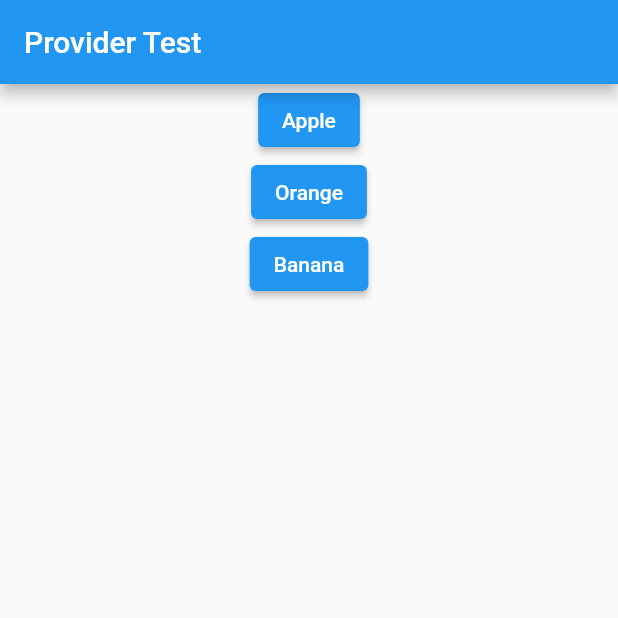
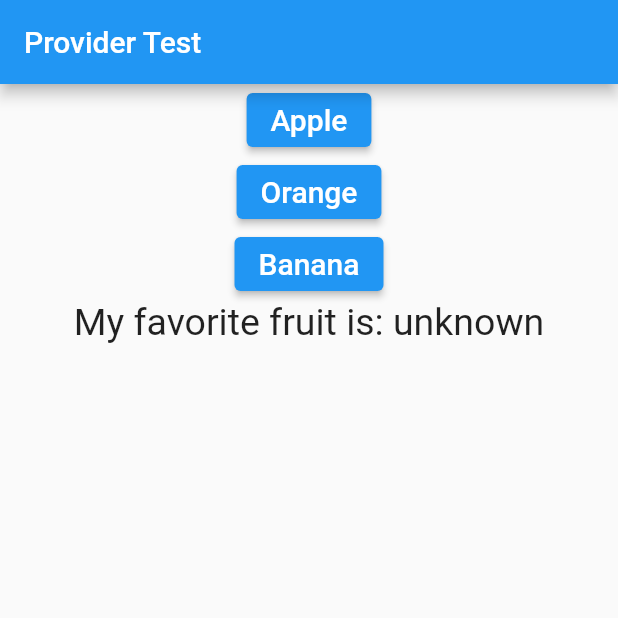
Before and after one commit to smartforce-io/flutter-caching, a Flutter app: the ProviderTestPage screen opened directly, on a phone screen of 412 x 824 dp, the top half of it. Run offline on Flutter 3.47's test engine with Material 2 defaults, Android fonts, the light colour scheme and no system bars; our stand-ins replace cloud_firestore, firebase_auth, firebase_core, firebase_messaging, flutter_local_notifications, google_sign_in and 1 more; accounts and stored records are empty; network calls fail.

```diff
--- a/lib/main.dart
+++ b/lib/main.dart
@@ -1,19 +1,42 @@
+import 'package:fetchingapp/backend/notifications.dart';
 import 'package:fetchingapp/screens/home.dart';
 import 'package:fetchingapp/screens/login.dart';
+import 'package:fetchingapp/screens/provider_test.dart';
 import 'package:firebase_auth/firebase_auth.dart';
 import 'package:flutter/material.dart';
 import 'package:firebase_core/firebase_core.dart';
+import 'package:provider/provider.dart';
+import 'package:firebase_messaging/firebase_messaging.dart';
 
 Future<void> main() async {
   WidgetsFlutterBinding.ensureInitialized();
   await Firebase.initializeApp();
-  runApp(const MyApp());
+
+  initializeMessaging();
+
+  var token = await FirebaseMessaging.instance.getToken();
+  print('FCM token: $token');
+
+  runApp(ChangeNotifierProvider(
+    create: (_) => Favorites(),
+    child: const MyApp(),
+  ));
 }
 
-class MyApp extends StatelessWidget {
+class MyApp extends StatefulWidget {
   const MyApp({Key? key}) : super(key: key);
 
-  // This widget is the root of your application.
+  @override
+  State<MyApp> createState() => _MyAppState();
+}
+
+class _MyAppState extends State<MyApp> {
+  @override
+  void initState() {
+    super.initState();
+    handleMessagesAndroid();
+  }
+
   @override
   Widget build(BuildContext context) {
     User? firebaseUser = FirebaseAuth.instance.currentUser;
--- a/lib/screens/home.dart
+++ b/lib/screens/home.dart
@@ -28,7 +28,7 @@ class HomePage extends StatelessWidget {
           testSectionButton(
               context: context,
               name: 'Provider Test',
-              widget: ProviderTestPage()),
+              widget: const ProviderTestPage()),
           const SizedBox(height: 10),
           testSectionButton(
               context: context,
--- a/lib/screens/provider_test.dart
+++ b/lib/screens/provider_test.dart
@@ -1,4 +1,5 @@
 import 'package:flutter/material.dart';
+import 'package:provider/provider.dart';
 
 class ProviderTestPage extends StatefulWidget {
   const ProviderTestPage({Key? key}) : super(key: key);
@@ -17,13 +18,26 @@ class _ProviderTestPageState extends State<ProviderTestPage> {
       body: Center(
         child: Column(
           children: [
-            Button(fruit: 'Apple'),
-            Button(fruit: 'Orange'),
-            Button(fruit: 'Banana')
+            const Button(fruit: 'Apple'),
+            const Button(fruit: 'Orange'),
+            const Button(fruit: 'Banana'),
+            Text(
+              'My favorite fruit is: ' + Provider.of<Favorites>(context).fruit,
+              style: const TextStyle(fontSize: 25),
+            )
           ],
         ),
       ),
     );
+  }
+}
+
+class Favorites extends ChangeNotifier {
+  String fruit = 'unknown';
+
+  void changeFruit(String newFruit) {
+    fruit = newFruit;
+    notifyListeners();
   }
 }
 
@@ -33,6 +47,10 @@ class Button extends StatelessWidget {
 
   @override
   Widget build(BuildContext context) {
-    return ElevatedButton(onPressed: () {}, child: Text(fruit));
+    return ElevatedButton(
+        onPressed: () {
+          Provider.of<Favorites>(context, listen: false).changeFruit(fruit);
+        },
+        child: Text(fruit, style: const TextStyle(fontSize: 20)));
   }
 }
--- a/pubspec.yaml
+++ b/pubspec.yaml
@@ -43,6 +43,9 @@ dependencies:
   cloud_firestore:
   google_sign_in:
   firebase_auth:
+  provider: ^6.0.0
+  firebase_messaging: ^10.0.7
+  flutter_local_notifications: ^8.2.0
 
 
 dev_dependencies:
```
Also changed, not shown: lib/backend/notifications.dart (added, +52 -0 lines), 1 other file.
